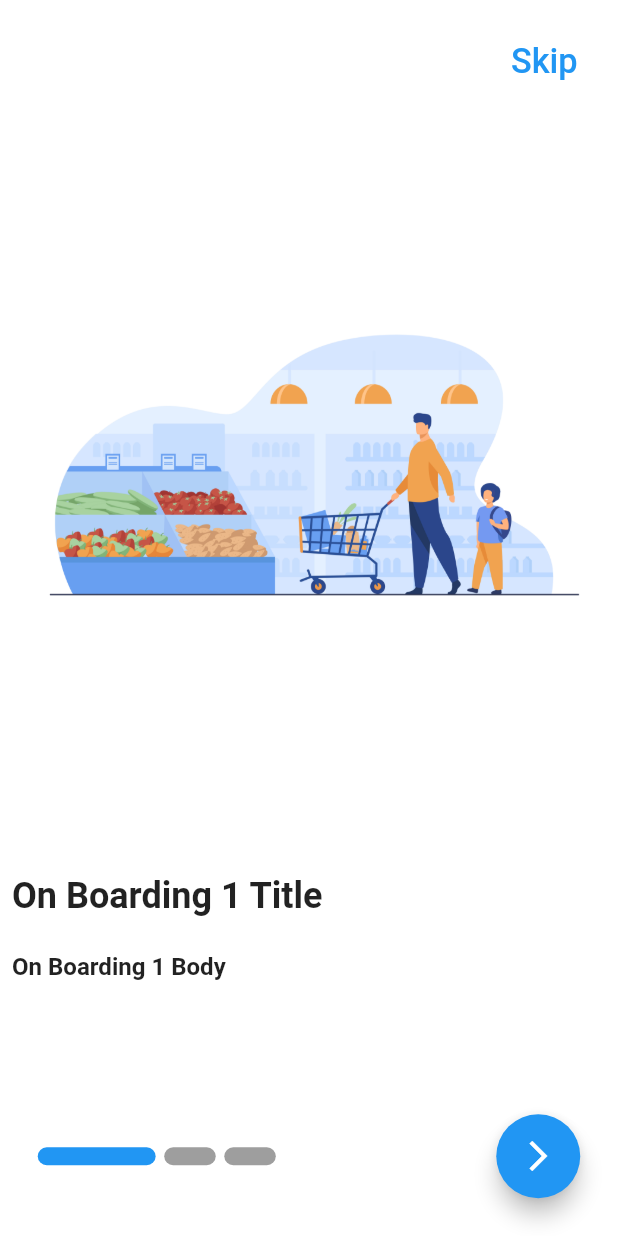
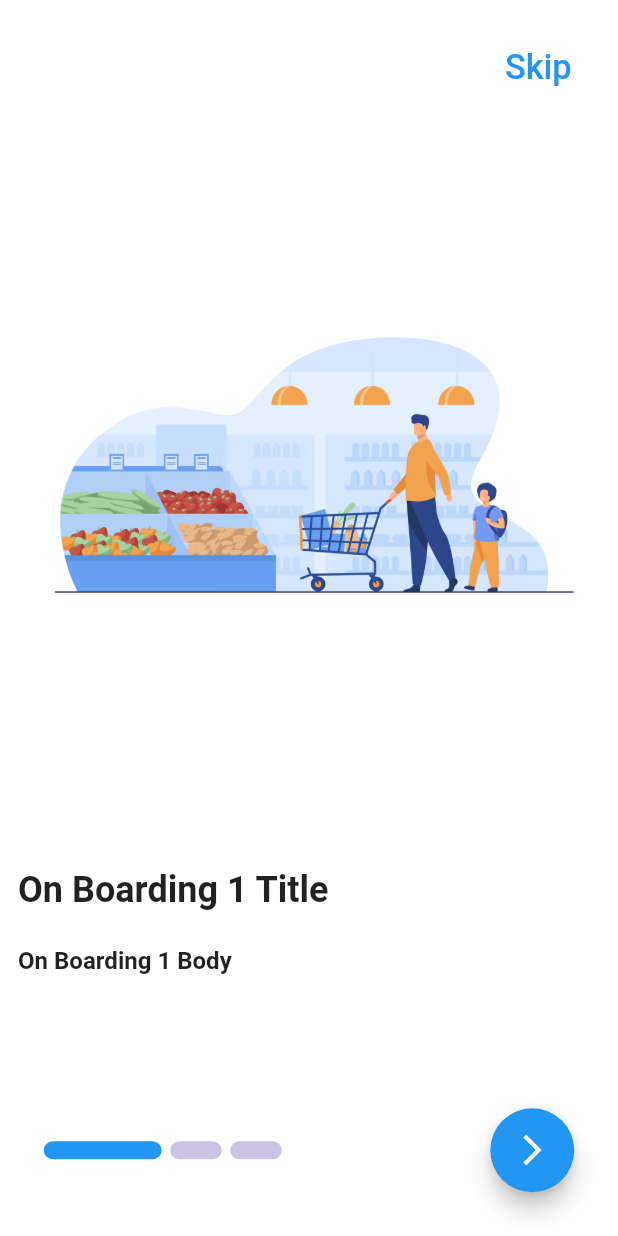
Before and after one commit to ahmedgaad/Souq, a Flutter app: the screen it shows after launch, on a phone screen of 412 x 824 dp. Run offline on Flutter 3.47's test engine with Material 2 defaults, Android fonts, the phone set to English and light mode, and no system bars; drawn by our look-alikes of smooth_page_indicator; our stand-ins replace bloc, carousel_slider, conditional_builder_null_safety, dio, flutter_bloc, flutter_screenutil and 4 more; accounts and stored records are empty; network calls fail.

Commit message:
little change

```diff
--- a/lib/layout/shop_layout/shop_layout.dart
+++ b/lib/layout/shop_layout/shop_layout.dart
@@ -22,9 +22,9 @@ class ShopLayout extends StatelessWidget {
         return Scaffold(
           appBar: AppBar(
             title: Padding(
-              padding:  EdgeInsets.all(15.0.w),
+              padding:  EdgeInsets.all(10.0.w),
               child: Text(
-                'Salla',
+                'Souq',
               ),
             ),
             actions: [
--- a/lib/main.dart
+++ b/lib/main.dart
@@ -11,7 +11,7 @@ import 'layout/shop_layout/cubit/cubit.dart';
 import 'modules/on_boarding/onboarding_screen.dart';
 import '../../layout/shop_layout/shop_layout.dart';
 import 'modules/login/shop_login_screen.dart';
-import 'shared/styles/themes.dart';
+import 'shared/styles/themes_manager.dart';
 import 'package:flutter_screenutil/flutter_screenutil.dart';
 
 void main() async {
--- a/lib/modules/on_boarding/onboarding_screen.dart
+++ b/lib/modules/on_boarding/onboarding_screen.dart
@@ -2,11 +2,13 @@
 
 import 'package:flutter/material.dart';
 import 'package:flutter_screenutil/flutter_screenutil.dart';
+import 'package:shop_app/shared/styles/color_manager.dart';
 import 'package:smooth_page_indicator/smooth_page_indicator.dart';
 import '../../shared/components/components.dart';
 import '../../shared/network/local/cache_helper.dart';
 import '../../shared/styles/colors.dart';
 import '../login/shop_login_screen.dart';
+import 'package:flutter_svg/flutter_svg.dart';
 
 class BoardingModel {
   final String image;
@@ -55,7 +57,7 @@ class _OnBoardingScreenState extends State<OnBoardingScreen> {
     return SafeArea(
       child: Scaffold(
           body: Padding(
-            padding: const EdgeInsets.all(8.0),
+            padding: const EdgeInsets.all(12.0),
             child: Column(
               children: [
                 Align(
@@ -102,7 +104,7 @@ class _OnBoardingScreenState extends State<OnBoardingScreen> {
                       SmoothPageIndicator(
                           controller: _pageController,
                           effect: ExpandingDotsEffect(
-                            dotColor: Colors.grey,
+                            dotColor: ColorManager.lightPurple,
                             activeDotColor: defaultColor,
                             dotHeight: 10.0.h,
                             dotWidth: 30.0.w,
--- /dev/null
+++ b/lib/shared/styles/color_manager.dart
@@ -0,0 +1,11 @@
+import 'package:flutter/material.dart';
+
+class ColorManager{
+  static const Color white = Color(0xffFFFFFF);
+  static const Color lightGrey = Color(0xffD3D3D3);
+  static const Color darkPurple = Color(0xff301934);
+  static const Color lightPurple = Color(0xffCBC3E3);
+  static const Color lavender = Color(0xffE6E6FA);
+  static const Color iris = Color(0xff5D3FD3);
+  static const Color mauve = Color(0xffE0B0FF);
+}
--- a/pubspec.yaml
+++ b/pubspec.yaml
@@ -46,7 +46,7 @@ dependencies:
   flutter_bloc: ^8.1.1
   carousel_slider: ^4.1.1
   flutter_screenutil: ^5.6.0
-
+  flutter_svg: ^1.1.6
 
 dev_dependencies:
   flutter_test:
```
Also changed, not shown: lib/shared/styles/themes_manager.dart (renamed from lib/shared/styles/themes.dart), pubspec.lock, 4 other files.
